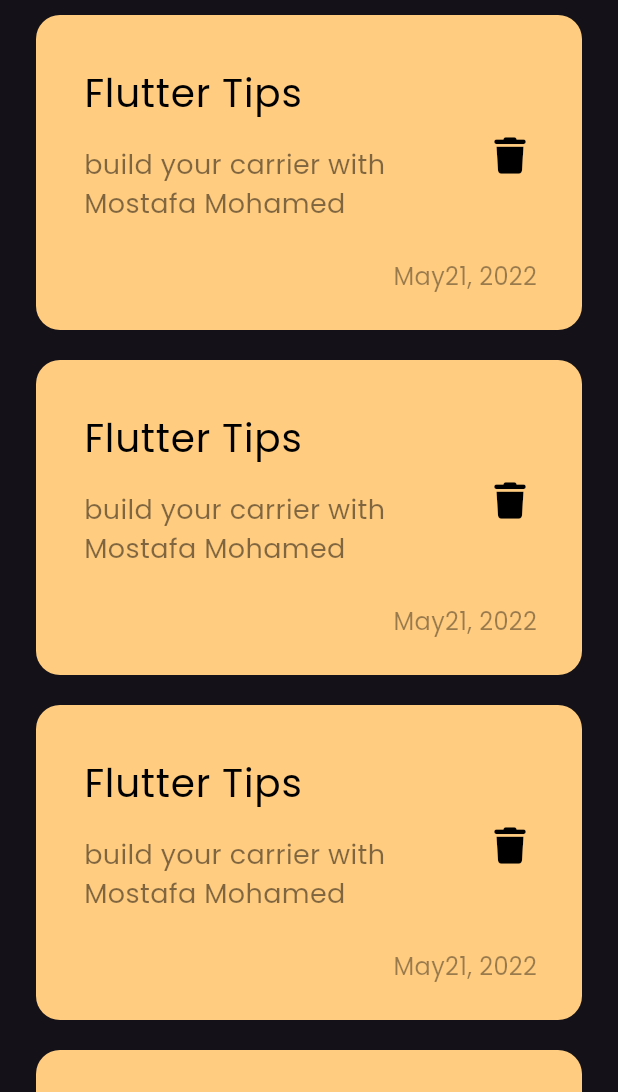
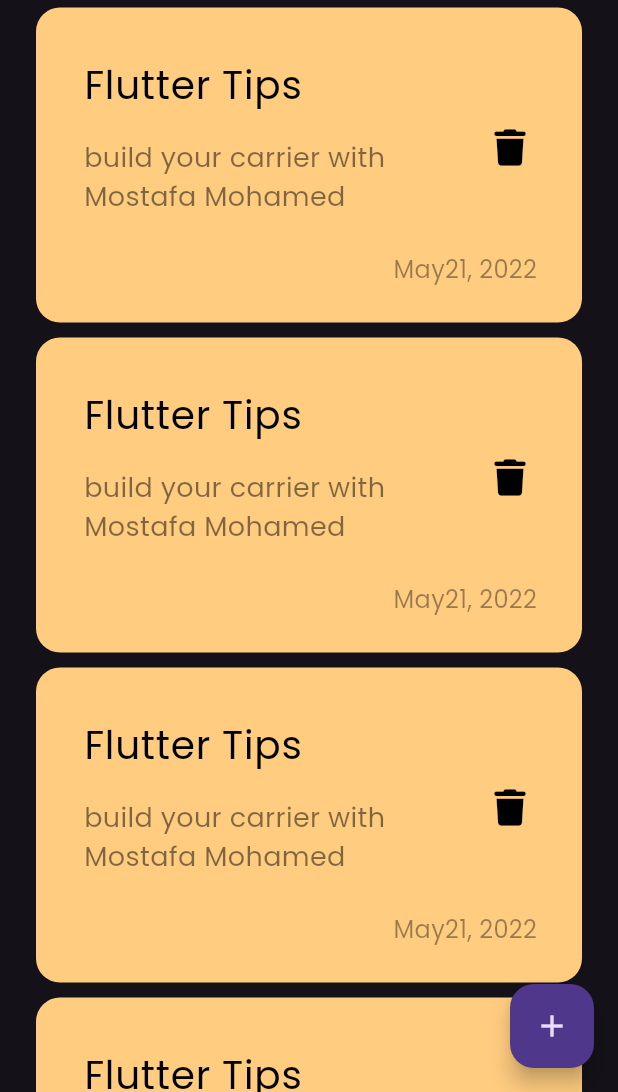
Before and after one commit to mostafa949/notes_app, a Flutter app: the screen it shows after launch, on a phone screen of 412 x 824 dp, the part 144-1236 px from its top. Run offline on Flutter 3.47's test engine with Material 3 defaults, Android fonts, the phone set to English and light mode, and no system bars; our stand-ins replace font_awesome_flutter.

Commit message:
add floating action button

```diff
--- a/lib/views/notes_view.dart
+++ b/lib/views/notes_view.dart
@@ -8,6 +8,8 @@ class NotesView extends StatelessWidget {
   @override
   Widget build(BuildContext context) {
     return Scaffold(
+      floatingActionButton:
+          FloatingActionButton(onPressed: () {}, child: const Icon(Icons.add)),
       body: const NotesViewBody(),
     );
   }
--- a/lib/views/widgets/notes_list_view.dart
+++ b/lib/views/widgets/notes_list_view.dart
@@ -10,7 +10,7 @@ class NotesListView extends StatelessWidget {
     return ListView.builder(
       itemBuilder: (context, index) {
         return const Padding(
-            padding: EdgeInsets.symmetric(vertical: 10), child: NoteItem());
+            padding: EdgeInsets.symmetric(vertical: 5), child: NoteItem());
       },
     );
   }
```
